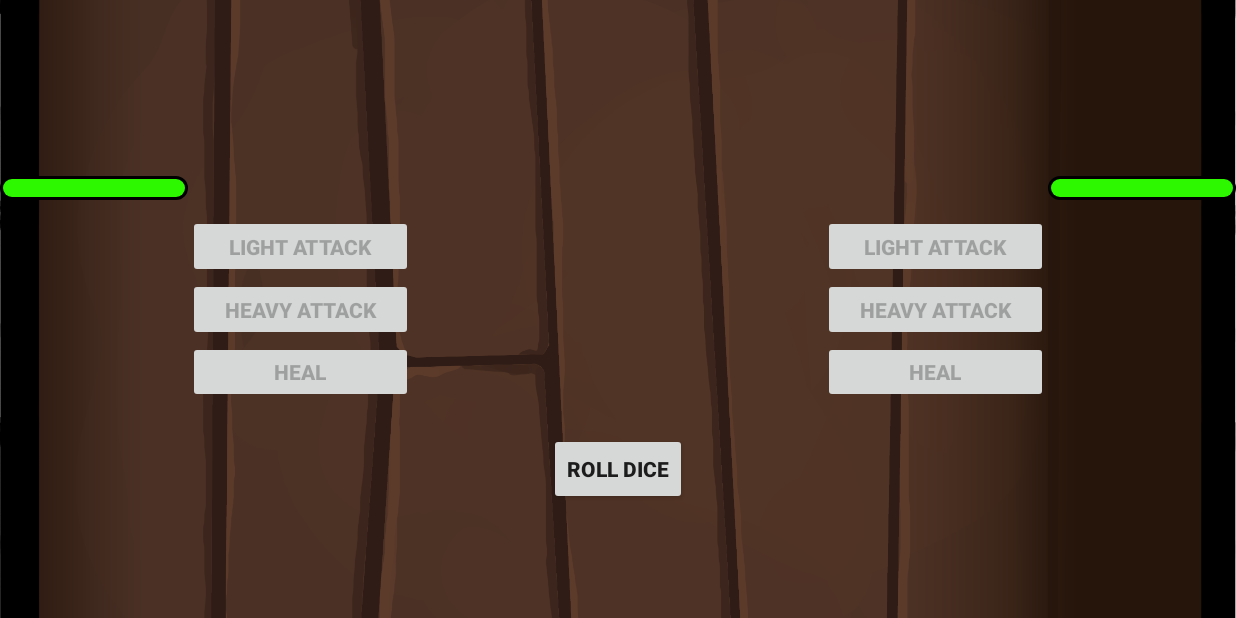
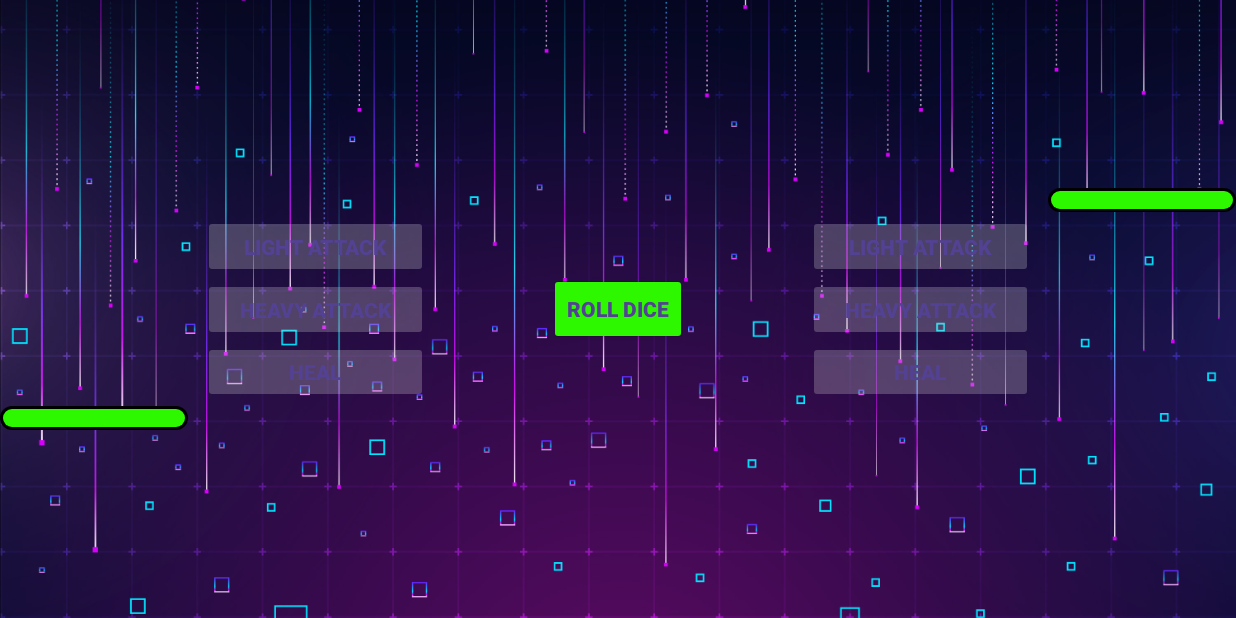
Before and after one commit to DmitryOvchinikov/MobileDuel, an Android app: the screen it shows after launch (activity_game), after a tap on "PLAY", on a phone screen of 824 x 412 dp (held sideways). Run offline under Robolectric (Android 15) with nearby library versions, the phone set to English and light mode, and no system bars; libraries missing offline, so code that uses them is left out: pub.devrel.easypermissions; 3 statements that could not run were skipped.

Commit message:
Changes: - added a title header to the main page. - changed various colors and color themes.

```diff
--- a/app/src/main/java/com/example/mobileduel/MySharedPreferences.java
+++ b/app/src/main/java/com/example/mobileduel/MySharedPreferences.java
@@ -11,7 +11,7 @@
 public class MySharedPreferences {
 
     public interface KEYS {
-        String TOP10_PLAYERS= "TOP10_PLAYERS";
+        String TOP5_PLAYERS = "TOP5_PLAYERS";
     }
 
     private static MySharedPreferences instance;
@@ -55,13 +55,13 @@
     public void putPlayers(ArrayList<Player> players) {
         Gson gson = new Gson();
         String playersJson = gson.toJson(players);
-        preferences.edit().putString(KEYS.TOP10_PLAYERS, playersJson).apply();
+        preferences.edit().putString(KEYS.TOP5_PLAYERS, playersJson).apply();
     }
 
     public ArrayList<Player> getPlayers() {
         Gson gson = new Gson();
         ArrayList<Player> players;
-        players = gson.fromJson(preferences.getString(KEYS.TOP10_PLAYERS, null), new TypeToken<ArrayList<Player>>(){}.getType());
+        players = gson.fromJson(preferences.getString(KEYS.TOP5_PLAYERS, null), new TypeToken<ArrayList<Player>>(){}.getType());
         if (players == null) {
             players = new ArrayList<>();
         }
--- a/app/src/main/java/com/example/mobileduel/activity_main.java
+++ b/app/src/main/java/com/example/mobileduel/activity_main.java
@@ -27,6 +27,7 @@
     private SwitchCompat main_SWT_mode;
 
     private ImageView main_IMG_background;
+    private ImageView main_IMG_title;
 
     private TextView main_LBL_auto;
     private TextView main_LBL_manual;
@@ -72,6 +73,7 @@
 
     private void glideIMGs() {
         Glide.with(this).load(R.drawable.main_background).into(main_IMG_background);
+        Glide.with(this).load(R.drawable.main_title).into(main_IMG_title);
     }
 
     private void findViews() {
@@ -82,6 +84,7 @@
         main_LBL_manual = findViewById(R.id.main_LBL_manual);
         main_recycler_records = findViewById(R.id.main_recycler_records);
         main_BTN_reset = findViewById(R.id.main_BTN_reset);
+        main_IMG_title = findViewById(R.id.main_IMG_title);
     }
 
     private View.OnClickListener resetListener = new View.OnClickListener() {
--- a/app/src/main/java/com/example/mobileduel/adapter_records.java
+++ b/app/src/main/java/com/example/mobileduel/adapter_records.java
@@ -11,12 +11,9 @@
 import android.widget.TextView;
 
 import androidx.annotation.NonNull;
-import androidx.appcompat.app.AppCompatActivity;
 import androidx.recyclerview.widget.RecyclerView;
 
 import com.bumptech.glide.Glide;
-import com.google.android.gms.maps.OnMapReadyCallback;
-import com.google.android.gms.maps.SupportMapFragment;
 import com.google.android.gms.maps.model.LatLng;
 
 import java.util.ArrayList;
@@ -84,10 +81,7 @@
             row_IMG_map.setOnClickListener(new View.OnClickListener() {
                 @Override
                 public void onClick(View view) {
-                    //MapFragment fragment = new MapFragment(location);
                     Dialog mapDialog = new MapDialog(view.getContext(), location);
-                    //AppCompatActivity activity = (AppCompatActivity) view.getContext();
-                    //activity.getSupportFragmentManager().beginTransaction().replace(R.id.map_layout, fragment).addToBackStack(null).commit();
                     mapDialog.getWindow().setBackgroundDrawable(new ColorDrawable(Color.TRANSPARENT));
                     mapDialog.getWindow().setDimAmount(0.8f);
                     mapDialog.show();
--- a/app/src/main/res/drawable/records_border.xml
+++ b/app/src/main/res/drawable/records_border.xml
@@ -3,12 +3,12 @@
     android:shape="rectangle" >
 
     <solid
-        android:color="@android:color/holo_orange_light" >
+        android:color="@color/records_panel" >
     </solid>
 
     <stroke
         android:width="1dp"
-        android:color="@color/black" >
+        android:color="@color/purple_text" >
     </stroke>
 
     <corners
--- a/app/src/main/res/drawable/records_header_border.xml
+++ b/app/src/main/res/drawable/records_header_border.xml
@@ -3,12 +3,12 @@
     android:shape="rectangle" >
 
     <solid
-        android:color="@android:color/holo_orange_light" >
+        android:color="@color/records_panel" >
     </solid>
 
     <stroke
         android:width="2dp"
-        android:color="@color/black" >
+        android:color="@color/purple_text" >
     </stroke>
 
 
--- a/app/src/main/res/layout/activity_game.xml
+++ b/app/src/main/res/layout/activity_game.xml
@@ -13,15 +13,15 @@
         android:scaleType="centerCrop"
     />
 
-    <Button
+    <Button style="@style/Widget.AppCompat.Button.Colored"
         android:id="@+id/game_BTN_roll"
         android:layout_width="wrap_content"
         android:layout_height="wrap_content"
         android:text="@string/roll_dice"
-        android:layout_centerHorizontal="true"
-        android:layout_alignParentBottom="true"
-        android:layout_marginBottom="75dp"
+        android:layout_centerInParent="true"
         android:textStyle="bold"
+        android:textColor="@color/purple_text"
+        android:backgroundTint="@color/green"
         />
 
     <ProgressBar
@@ -31,17 +31,15 @@
         android:layout_alignParentStart="true"
         style="@style/Widget.AppCompat.ProgressBar.Horizontal"
         android:layout_above="@id/game_IMG_leftPlayer"
-        android:layout_marginBottom="10dp"
         android:progressDrawable="@drawable/progressbar_border"
     />
 
-    <ProgressBar
+    <ProgressBar style="@style/Widget.AppCompat.ProgressBar.Horizontal"
         android:id="@+id/game_BAR_rightPlayer"
         android:layout_width="125dp"
         android:layout_height="wrap_content"
         android:layout_alignParentEnd="true"
-        style="@style/Widget.AppCompat.ProgressBar.Horizontal"
-        android:layout_above="@id/game_IMG_rightPlayer"
+        android:layout_below="@id/game_IMG_rightPlayer"
         android:layout_marginBottom="10dp"
         android:progressDrawable="@drawable/progressbar_border"
         />
@@ -51,7 +49,7 @@
         android:layout_width="125dp"
         android:layout_height="125dp"
         android:layout_alignParentStart="true"
-        android:layout_centerVertical="true"
+        android:layout_alignParentBottom="true"
         android:contentDescription="@string/left_player"
         />
 
@@ -60,7 +58,7 @@
         android:layout_width="125dp"
         android:layout_height="125dp"
         android:layout_alignParentEnd="true"
-        android:layout_centerVertical="true"
+        android:layout_alignParentTop="true"
         android:contentDescription="@string/right_player"
         />
 
@@ -70,34 +68,38 @@
         android:layout_width="wrap_content"
         android:layout_height="125dp"
         android:orientation="vertical"
+        android:layout_marginStart="10dp"
         android:layout_centerVertical="true"
         android:layout_toEndOf="@+id/game_IMG_leftPlayer">
 
-        <Button
+        <Button style="@style/Widget.AppCompat.Button.Colored"
             android:id="@+id/game_BTN_leftlight"
             android:layout_height="wrap_content"
             android:layout_width="150dp"
             android:layout_weight="1"
             android:text="@string/light_attack"
             android:textStyle="bold"
+            android:textColor="@color/purple_text"
             />
 
-        <Button
+        <Button style="@style/Widget.AppCompat.Button.Colored"
             android:id="@+id/game_BTN_leftheavy"
             android:layout_height="wrap_content"
             android:layout_width="150dp"
             android:layout_weight="1"
             android:text="@string/heavy_attack"
             android:textStyle="bold"
+            android:textColor="@color/purple_text"
             />
 
-        <Button
+        <Button style="@style/Widget.AppCompat.Button.Colored"
             android:id="@+id/game_BTN_leftheal"
             android:layout_height="wrap_content"
             android:layout_width="150dp"
             android:layout_weight="1"
             android:text="@string/heal"
             android:textStyle="bold"
+            android:textColor="@color/purple_text"
             />
 
     </LinearLayout>
@@ -107,34 +109,38 @@
         android:layout_width="wrap_content"
         android:layout_height="125dp"
         android:orientation="vertical"
+        android:layout_marginEnd="10dp"
         android:layout_centerVertical="true"
         android:layout_toStartOf="@+id/game_IMG_rightPlayer">
 
-        <Button
+        <Button style="@style/Widget.AppCompat.Button.Colored"
             android:id="@+id/game_BTN_rightlight"
             android:layout_height="wrap_content"
             android:layout_width="150dp"
             android:layout_weight="1"
             android:text="@string/light_attack"
             android:textStyle="bold"
+            android:textColor="@color/purple_text"
         />
 
-        <Button
+        <Button style="@style/Widget.AppCompat.Button.Colored"
             android:id="@+id/game_BTN_rightheavy"
             android:layout_height="wrap_content"
             android:layout_width="150dp"
             android:layout_weight="1"
             android:text="@string/heavy_attack"
             android:textStyle="bold"
+            android:textColor="@color/purple_text"
         />
 
-        <Button
+        <Button style="@style/Widget.AppCompat.Button.Colored"
             android:id="@+id/game_BTN_rightheal"
             android:layout_height="wrap_content"
             android:layout_width="150dp"
             android:layout_weight="1"
             android:text="@string/heal"
             android:textStyle="bold"
+            android:textColor="@color/purple_text"
         />
 </LinearLayout>
 
--- a/app/src/main/res/values/colors.xml
+++ b/app/src/main/res/values/colors.xml
@@ -10,5 +10,8 @@
     <color name="green">#2DF800</color>
     <color name="red">#FF030B</color>
 
+    <color name="records_panel">#05bbaa</color>
+    <color name="purple_text">#534293</color>
+
 
 </resources>
```
Also changed, not shown: app/src/main/java/com/example/mobileduel/Player.java (+10 -2 lines), app/src/main/res/layout/activity_main.xml (+15 -4 lines), app/src/main/res/drawable-v24/main_background.jpg (added), app/src/main/res/drawable-v24/main_title.png (added), app/src/main/res/drawable/main_background.png (deleted), app/src/main/res/drawable/records_background.png (deleted).
